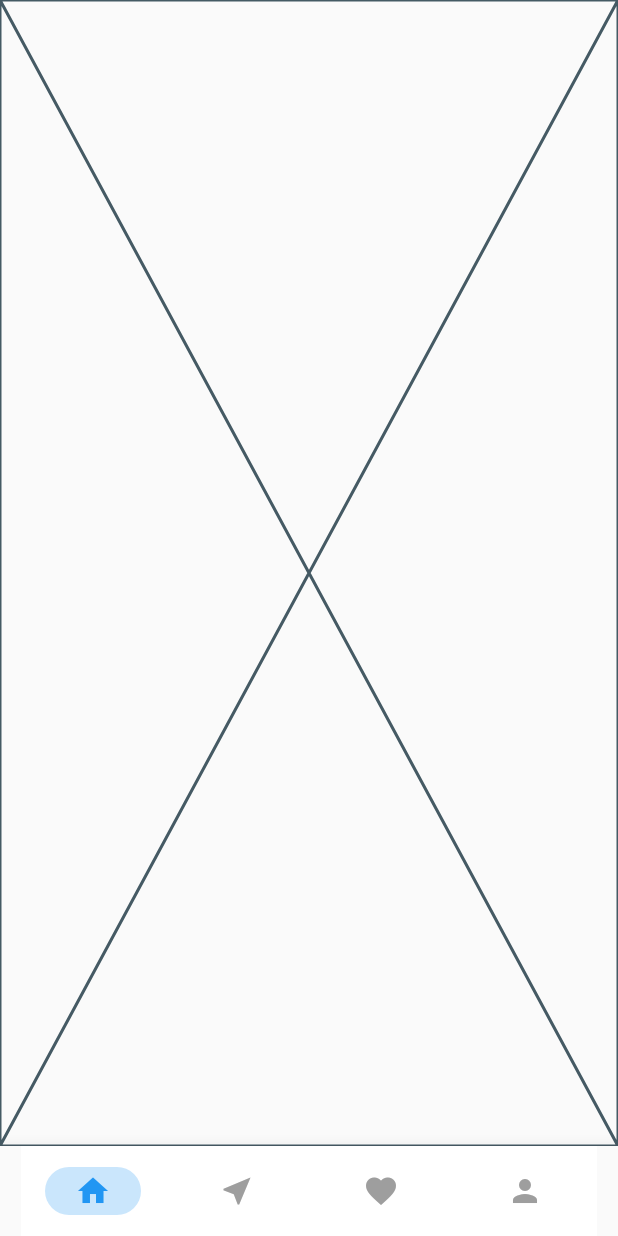
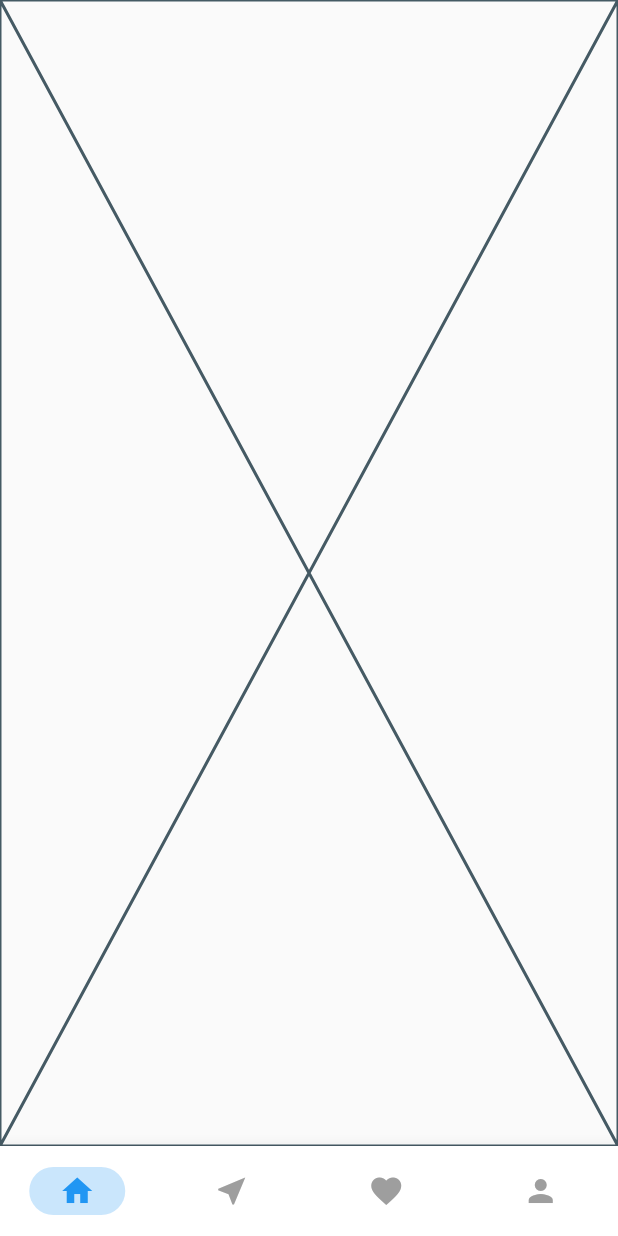
Before and after one commit to abghifareihand/travel_app_clean_architecture, a Flutter app: the screen it shows after launch, on a phone screen of 412 x 824 dp. Run offline on Flutter 3.47's test engine with Material 2 defaults, Android fonts, the phone set to English and light mode, and no system bars; our stand-ins replace connectivity_plus, dartz, equatable, flutter_bloc, get_it, shared_preferences.

Commit message:
refactor dashboard ui

```diff
--- a/lib/features/destination/presentation/pages/dashboard.dart
+++ b/lib/features/destination/presentation/pages/dashboard.dart
@@ -18,9 +18,8 @@ class Dashboard extends StatelessWidget {
         elevation: 10,
         child: BlocBuilder<DashboardCubit, int>(
           builder: (context, state) {
-            return Container(
+            return SizedBox(
               height: 60,
-              padding: const EdgeInsets.symmetric(horizontal: 14),
               child: NavigationBar(
                 selectedIndex: state,
                 onDestinationSelected: (value) {
```
